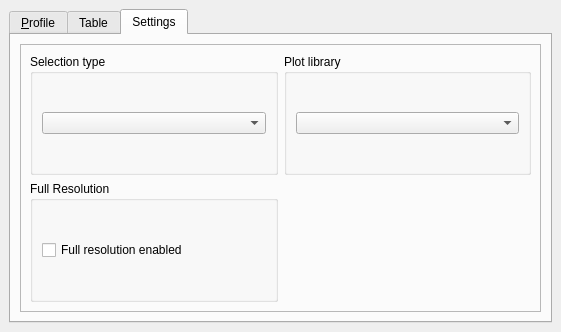
Old version of the form ui/profiletool.ui in the repository etiennesky/profiletool.
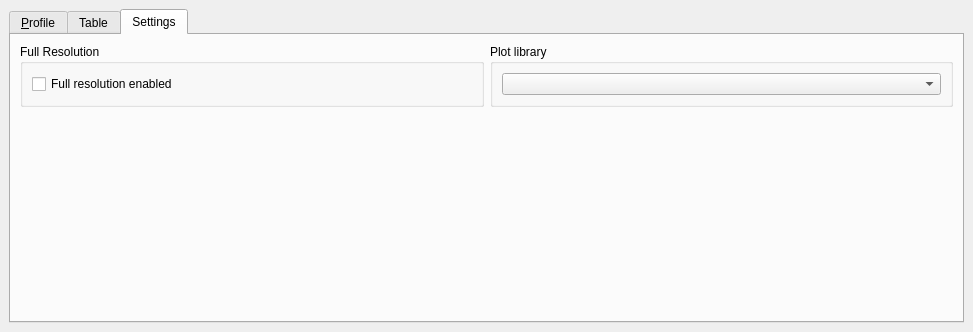
New version of the form. The open tabs and pages were chosen to show the change.

Commit message: move selection from settings tab to main tab

What changed in the file:
```diff
--- a/ui/profiletool.ui
+++ b/ui/profiletool.ui
@@ -6,7 +6,7 @@
    <rect>
     <x>0</x>
     <y>0</y>
-    <width>561</width>
+    <width>973</width>
     <height>332</height>
    </rect>
   </property>
@@ -116,20 +116,34 @@
                  </property>
                 </spacer>
                </item>
-              </layout>
-             </widget>
-            </item>
-            <item row="0" column="0" rowspan="2">
-             <widget class="QSlider" name="scaleSlider">
+               <item>
+                <widget class="QLabel" name="label">
+                 <property name="text">
+                  <string>Selection</string>
+                 </property>
+                </widget>
+               </item>
+               <item>
+                <widget class="QComboBox" name="comboBox">
               <property name="sizePolicy">
-               <sizepolicy hsizetype="Maximum" vsizetype="Expanding">
+                  <sizepolicy hsizetype="Minimum" vsizetype="Fixed">
                 <horstretch>0</horstretch>
                 <verstretch>0</verstretch>
                </sizepolicy>
               </property>
-              <property name="orientation">
-               <enum>Qt::Vertical</enum>
-              </property>
+                 <item>
+                  <property name="text">
+                   <string>Temporary polyline</string>
+                  </property>
+                 </item>
+                 <item>
+                  <property name="text">
+                   <string>Selected polyline</string>
+                  </property>
+                 </item>
+                </widget>
+               </item>
+              </layout>
              </widget>
             </item>
            </layout>
@@ -228,51 +242,20 @@
        <attribute name="title">
         <string>Settings</string>
        </attribute>
-       <layout class="QVBoxLayout" name="verticalLayout_4">
-        <item>
-         <widget class="QFrame" name="frame">
-          <property name="baseSize">
-           <size>
-            <width>50</width>
-            <height>50</height>
-           </size>
-          </property>
-          <property name="frameShape">
-           <enum>QFrame::StyledPanel</enum>
-          </property>
-          <property name="frameShadow">
-           <enum>QFrame::Raised</enum>
-          </property>
-          <property name="lineWidth">
-           <number>0</number>
-          </property>
-          <property name="midLineWidth">
-           <number>0</number>
-          </property>
           <layout class="QGridLayout" name="gridLayout_2">
-           <property name="sizeConstraint">
-            <enum>QLayout::SetMinimumSize</enum>
-           </property>
+        <item row="0" column="1">
+         <widget class="QGroupBox" name="groupBox_3">
+          <property name="title">
+           <string>Plot library</string>
+          </property>
+          <layout class="QVBoxLayout" name="verticalLayout_8">
+           <item>
+            <widget class="QComboBox" name="comboBox_2"/>
+           </item>
+          </layout>
+         </widget>
+        </item>
            <item row="0" column="0">
-            <widget class="QGroupBox" name="groupBox_4">
-             <property name="title">
-              <string>Selection type</string>
-             </property>
-             <layout class="QVBoxLayout" name="verticalLayout_5">
-              <item>
-               <widget class="QComboBox" name="comboBox">
-                <property name="sizePolicy">
-                 <sizepolicy hsizetype="Preferred" vsizetype="Fixed">
-                  <horstretch>0</horstretch>
-                  <verstretch>0</verstretch>
-                 </sizepolicy>
-                </property>
-               </widget>
-              </item>
-             </layout>
-            </widget>
-           </item>
-           <item row="2" column="0">
             <widget class="QGroupBox" name="groupBox_2">
              <property name="title">
               <string>Full Resolution</string>
@@ -294,20 +277,18 @@
              </layout>
             </widget>
            </item>
-           <item row="0" column="1">
-            <widget class="QGroupBox" name="groupBox_3">
-             <property name="title">
-              <string>Plot library</string>
-             </property>
-             <layout class="QVBoxLayout" name="verticalLayout_8">
-              <item>
-               <widget class="QComboBox" name="comboBox_2"/>
-              </item>
-             </layout>
-            </widget>
-           </item>
-          </layout>
-         </widget>
+        <item row="1" column="0">
+         <spacer name="verticalSpacer">
+          <property name="orientation">
+           <enum>Qt::Vertical</enum>
+          </property>
+          <property name="sizeHint" stdset="0">
+           <size>
+            <width>20</width>
+            <height>40</height>
+           </size>
+          </property>
+         </spacer>
         </item>
        </layout>
       </widget>
```
Left out of the diff: 32 changed lines with no effect on the pictures. Lines whose indentation alone changed are shown as unchanged. The commit also changes 2 other files.
